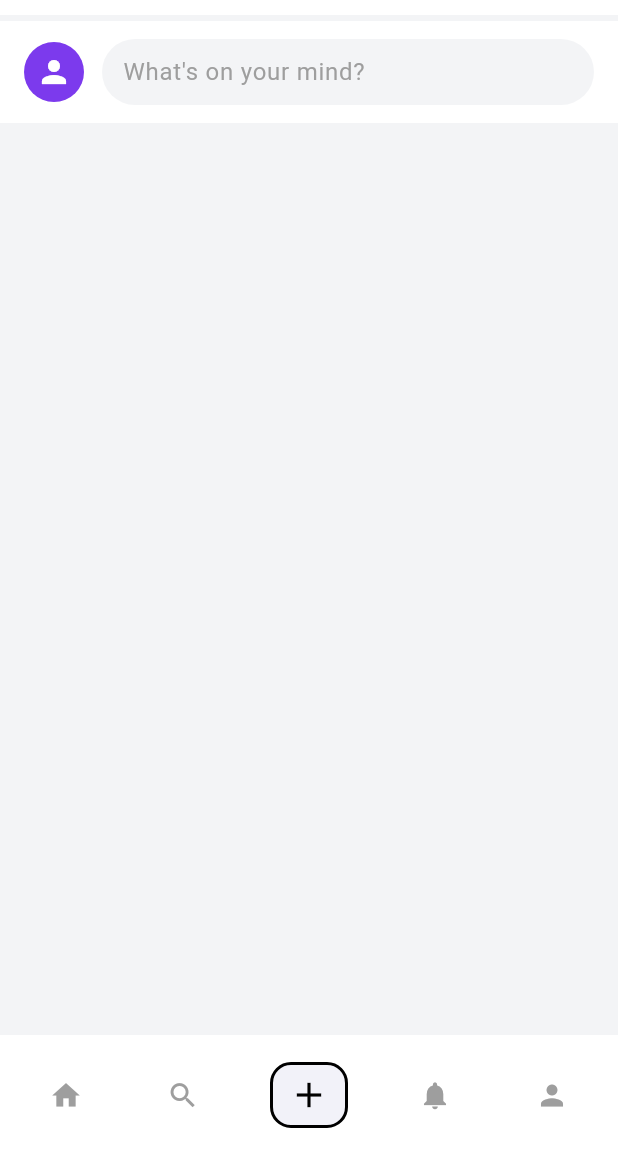
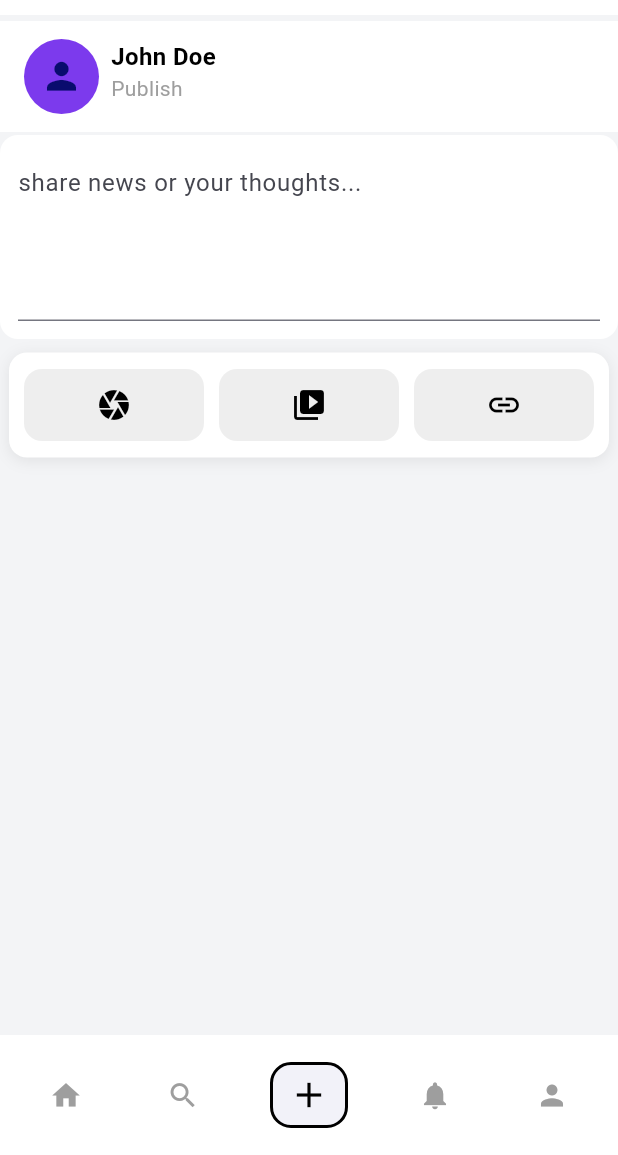
Before and after one commit to HenokDagne/news_share, a Flutter app: the PostPage screen opened directly, on a phone screen of 412 x 824 dp, the part 81-1236 px from its top. Run offline on Flutter 3.47's test engine with Material 3 defaults, Android fonts, the phone set to English and light mode, and no system bars; our stand-ins replace image_picker; key blocks and very long unbroken strings in the code were emptied for the run.

Commit message:
build and update post page and add new widget inside post page

```diff
--- /dev/null
+++ b/lib/screens/post/post_area.dart
@@ -0,0 +1,28 @@
+import 'package:flutter/material.dart';
+
+class PostArea extends StatelessWidget {
+  const PostArea({super.key});
+
+  @override
+  Widget build(BuildContext context) {
+    return Column(children: [
+      Container(
+
+        padding: const EdgeInsets.all(12),
+        decoration: BoxDecoration(
+          color: Colors.white,
+          borderRadius: BorderRadius.circular(12),
+        ),
+        child: TextField(
+          maxLines: 4,
+          decoration: const InputDecoration(
+            hintText: 'share news or your thoughts...',
+            // border: OutlineInputBorder(
+            //   borderSide: BorderSide(color: Colors.white),
+            // ),
+          ),
+        ),
+      )
+    ]);
+  }
+}
--- a/lib/screens/post/post_page.dart
+++ b/lib/screens/post/post_page.dart
@@ -4,6 +4,8 @@ import '../home/bottom_nav.dart';
 import '../home/home_page.dart';
 import '../notification/notification_page.dart';
 import '../profile/profile_page.dart';
+import 'post_area.dart';
+import 'post_photo.dart';
 
 class PostPage extends StatefulWidget {
   const PostPage({super.key});
@@ -58,33 +60,56 @@ class _PostPageState extends State<PostPage> {
             color: Colors.white,
             padding: const EdgeInsets.symmetric(horizontal: 16, vertical: 12),
             child: Row(
+              crossAxisAlignment: CrossAxisAlignment.start,
               children: [
-                const CircleAvatar(
-                  radius: 20,
-                  backgroundColor: Color(0xFF7C3AED),
-                  child: Icon(Icons.person, color: Colors.white),
+                CircleAvatar(
+                  radius: 25,
+                  backgroundColor: const Color(0xFF7C3AED),
+                  child: IconButton(
+                    icon: const Icon(
+                      Icons.person,
+                      color: Color.fromARGB(255, 9, 12, 110),
+                      size: 29,
+                    ),
+                    onPressed: () {
+                      Navigator.push(
+                        context,
+                        MaterialPageRoute(builder: (_) => const ProfilePage()),
+                      );
+                    },
+                  ),
                 ),
-                const SizedBox(width: 12),
+                const SizedBox(width: 8),
                 Expanded(
-                  child: Container(
-                    height: 44,
-                    padding: const EdgeInsets.symmetric(horizontal: 14),
-                    decoration: BoxDecoration(
-                      color: const Color(0xFFF3F4F6),
-                      borderRadius: BorderRadius.circular(22),
-                    ),
-                    alignment: Alignment.centerLeft,
-                    child: const TextField(
-                      decoration: InputDecoration.collapsed(
-                        hintText: "What's on your mind?",
-                        hintStyle: TextStyle(color: Colors.grey),
+                  // <- this is REQUIRED
+                  child: Column(
+                    mainAxisSize: MainAxisSize.min,
+                    crossAxisAlignment: CrossAxisAlignment.start,
+                    children: const [
+                      Text(
+                        'John Doe',
+                        style: TextStyle(
+                          fontSize: 16,
+                          fontWeight: FontWeight.bold,
+                          color: Colors.black,
+                        ),
                       ),
-                    ),
+                      Text(
+                        'Publish',
+                        style: TextStyle(fontSize: 14, color: Colors.grey),
+                      ),
+                      // now gets finite width from Expanded
+                    ],
                   ),
                 ),
               ],
             ),
           ),
+          SizedBox(height: 2),
+          PostArea(),
+          SizedBox(height: 4),
+          PostPhoto(),
+          SizedBox(height: 4,)
         ],
       ),
       bottomNavigationBar: BottomNavBar(
--- /dev/null
+++ b/lib/screens/post/post_photo.dart
@@ -0,0 +1,98 @@
+import 'package:flutter/material.dart';
+import 'package:image_picker/image_picker.dart';
+class PostPhoto extends StatelessWidget {
+  const PostPhoto({super.key});
+  @override
+  Widget build(BuildContext context) {
+    return Column(
+      crossAxisAlignment: CrossAxisAlignment.stretch,
+      children: [
+        Container(
+          margin: const EdgeInsets.symmetric(vertical: 5, horizontal: 6),
+
+          height: 70,
+          //width: 100,
+          decoration: BoxDecoration(
+            color: Colors.white,
+            borderRadius: BorderRadius.circular(12),
+            boxShadow: [
+              BoxShadow(
+                color: Colors.black.withOpacity(0.08),
+                blurRadius: 8,
+                offset: Offset(0, 2),
+              ),
+            ],
+          ),
+          child: Row(
+            children: [
+              Container(
+                margin: const EdgeInsets.only(left: 10),
+                width: 120,
+                decoration: BoxDecoration(
+                  color: Colors.grey[200],
+                  borderRadius: BorderRadius.circular(12),
+                ),
+                child: IconButton(
+                  mouseCursor: SystemMouseCursors.click,
+                  icon: const Icon(Icons.camera,
+                      color: Colors.black, size: 24),
+                  onPressed: () async {
+                    final ImagePicker picker = ImagePicker();
+                    final XFile? image =
+                        await picker.pickImage(source: ImageSource.gallery);
+                    if (image != null) {
+                      debugPrint('Selected image path: ${image.path}');
+                    } else {
+                      debugPrint('No image selected.');
+                    }
+                  },
+                ),
+              ),
+              Container(
+                margin: const EdgeInsets.only(left: 10),
+                width: 120,
+                decoration: BoxDecoration(
+                  color: Colors.grey[200],
+                  borderRadius: BorderRadius.circular(12),
+                ),
+
+                child: IconButton(
+                  mouseCursor: SystemMouseCursors.click,
+                  icon: const Icon(Icons.video_library,
+                      color: Colors.black, size: 24),
+                  onPressed: () async {
+                    final ImagePicker picker = ImagePicker();
+                    final XFile? video =
+                        await picker.pickVideo(source: ImageSource.gallery);
+                    if (video != null) {
+                      debugPrint('Selected video path: ${video.path}');
+                    } else {
+                      debugPrint('No video selected.');
+                    }
+                  },
+                ),
+              ),
+              Container(
+                margin: const EdgeInsets.only(left: 10),
+                width: 120,
+                decoration: BoxDecoration(
+                  color: Colors.grey[200],
+                  borderRadius: BorderRadius.circular(12),
+                ),
+                child: IconButton(
+                  mouseCursor: SystemMouseCursors.click,
+                  icon: const Icon(Icons.link,
+                      color: Colors.black, size: 24),
+                  onPressed: () async {
+                    debugPrint('Link button pressed.');
+                  },
+                ),
+              )
+
+            ],
+          ),
+        ),
+      ],
+    );
+  }
+}
--- a/pubspec.yaml
+++ b/pubspec.yaml
@@ -28,12 +28,14 @@ environment:
 # the latest version available on pub.dev. To see which dependencies have newer
 # versions available, run `flutter pub outdated`.
 dependencies:
+  #image_picker: ^1.2.1 # Always check for the latest version on pub.dev
   flutter:
     sdk: flutter
 
   # The following adds the Cupertino Icons font to your application.
   # Use with the CupertinoIcons class for iOS style icons.
   cupertino_icons: ^1.0.8
+  image_picker: ^1.1.2
 
 dev_dependencies:
   flutter_test:
@@ -44,7 +46,7 @@ dev_dependencies:
   # activated in the `analysis_options.yaml` file located at the root of your
   # package. See that file for information about deactivating specific lint
   # rules and activating additional ones.
-  flutter_lints: ^5.0.0
+  flutter_lints: ^6.0.0
 
 # For information on the generic Dart part of this file, see the
 # following page: https://dart.dev/tools/pub/pubspec
```
Also changed, not shown: pubspec.lock, 5 other files.
